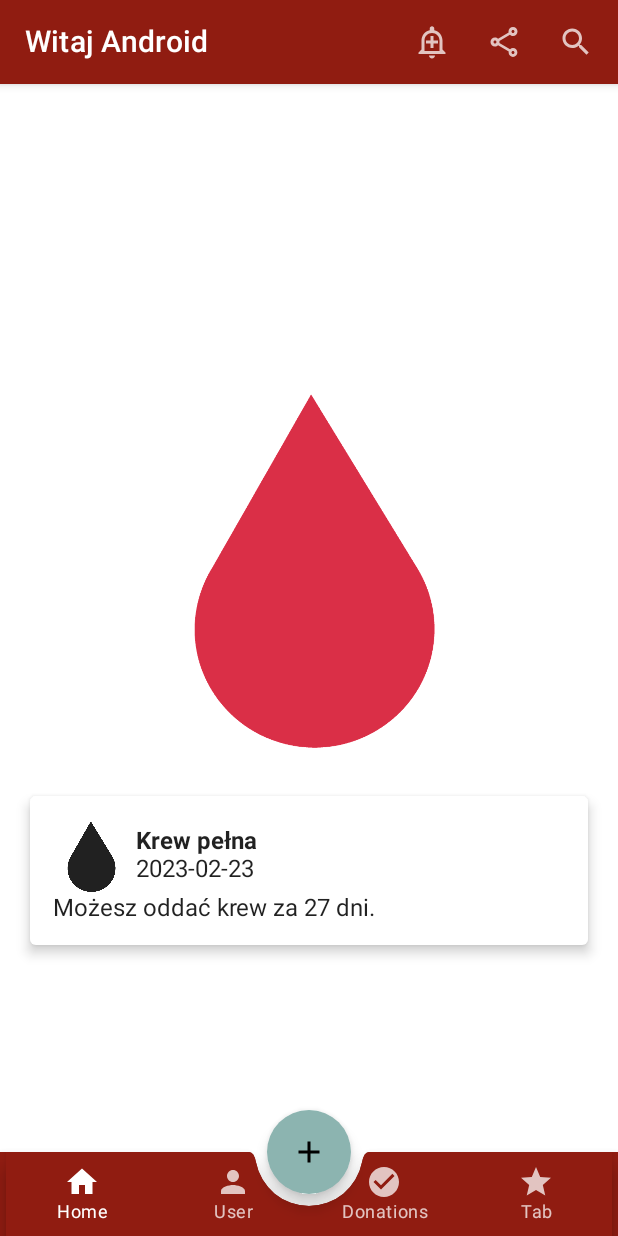
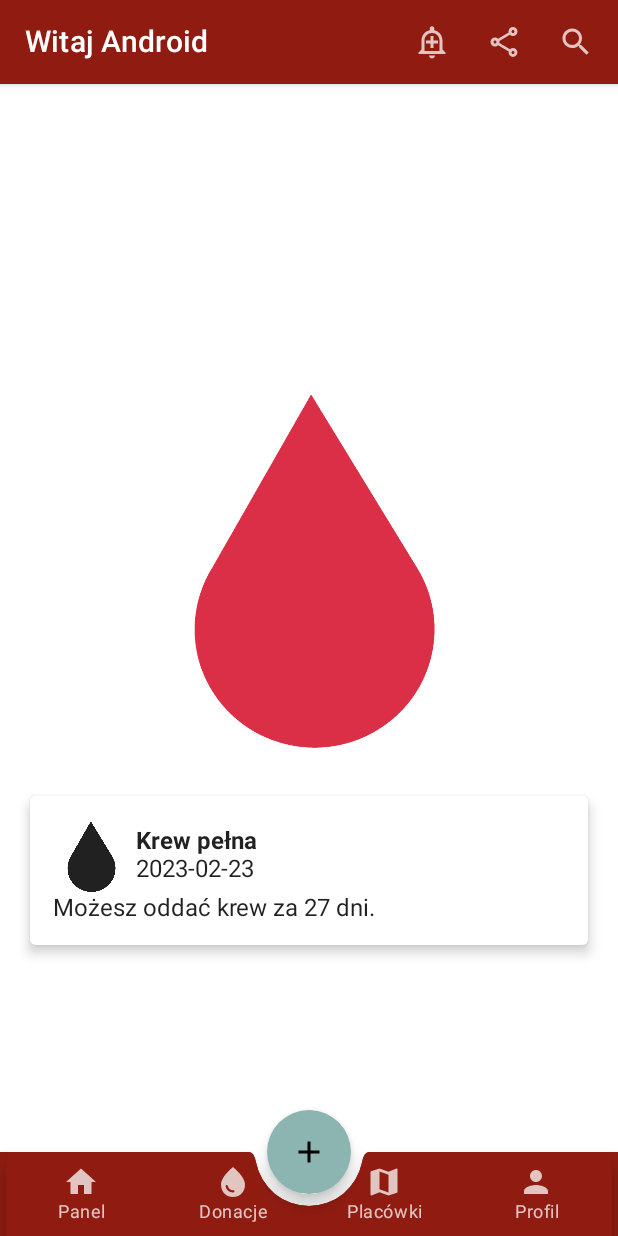
Before and after one commit to goodwill-ninjas/android, an Android app built with Jetpack Compose: the screen it shows after launch (MainActivity), on a phone screen of 412 x 824 dp. Run offline under Robolectric (Android 15) with nearby library versions, the phone set to English and light mode, and no system bars.

Commit message:
DEV-93 Adjusted bottom navigation

```diff
--- a/app/src/main/java/pl/edu/pjatk/goodwill_ninjas/blooddonor_android/components/BottomMenuItem.kt
+++ b/app/src/main/java/pl/edu/pjatk/goodwill_ninjas/blooddonor_android/components/BottomMenuItem.kt
@@ -1,14 +1,9 @@
 package pl.edu.pjatk.goodwill_ninjas.blooddonor_android.components
 
 import androidx.compose.material.icons.Icons
-import androidx.compose.material.icons.filled.CheckCircle
-import androidx.compose.material.icons.filled.Home
-import androidx.compose.material.icons.filled.Person
-import androidx.compose.material.icons.filled.Star
+import androidx.compose.material.icons.filled.*
 import androidx.compose.ui.graphics.vector.ImageVector
-import androidx.navigation.NavController
 import pl.edu.pjatk.goodwill_ninjas.blooddonor_android.navigation.Routes
-import pl.edu.pjatk.goodwill_ninjas.blooddonor_android.navigation.Screen
 
 data class BottomMenuItem(val label: String, val icon: ImageVector, val route: String)
 
@@ -17,10 +12,10 @@ public fun prepareBottomMenu(): List<BottomMenuItem> {
 
     val bottomMenuItemList = arrayListOf<BottomMenuItem>()
 
-    bottomMenuItemList.add(BottomMenuItem(label = "Home", icon = Icons.Filled.Home, route = Routes.SELF))
-    bottomMenuItemList.add(BottomMenuItem(label = "User", icon = Icons.Filled.Person, route = Routes.JOURNAL))
-    bottomMenuItemList.add(BottomMenuItem(label = "Donations", icon = Icons.Filled.CheckCircle, route = Routes.JOURNAL))
-    bottomMenuItemList.add(BottomMenuItem(label = "Tab", icon = Icons.Filled.Star, route = Routes.SELF))
+    bottomMenuItemList.add(BottomMenuItem(label = "Panel", icon = Icons.Filled.Home, route = Routes.SELF))
+    bottomMenuItemList.add(BottomMenuItem(label = "Donacje", icon = Icons.Filled.WaterDrop, route = Routes.JOURNAL))
+    bottomMenuItemList.add(BottomMenuItem(label = "Placówki", icon = Icons.Filled.Map, route = Routes.SELF))
+    bottomMenuItemList.add(BottomMenuItem(label = "Profil", icon = Icons.Filled.Person, route = Routes.SELF))
 
     return bottomMenuItemList
 }
```
